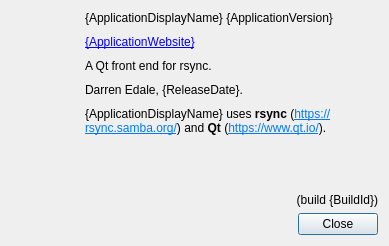
First picture: the form in ui/aboutdialogue.ui, repository darrenedale/Qync, before the edit.
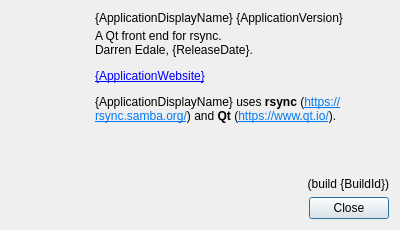
Second picture: the form after the edit.

```diff
--- a/ui/aboutdialogue.ui
+++ b/ui/aboutdialogue.ui
@@ -6,10 +6,16 @@
    <rect>
     <x>0</x>
     <y>0</y>
-    <width>389</width>
-    <height>246</height>
+    <width>400</width>
+    <height>230</height>
    </rect>
   </property>
+  <property name="minimumSize">
+   <size>
+    <width>400</width>
+    <height>0</height>
+   </size>
+  </property>
   <property name="windowTitle">
    <string>Dialog</string>
   </property>
@@ -17,7 +23,7 @@
    <item>
     <layout class="QHBoxLayout" name="horizontalLayout" stretch="0,1">
      <property name="spacing">
-      <number>10</number>
+      <number>20</number>
      </property>
      <item>
       <widget class="QLabel" name="logo">
@@ -39,7 +45,10 @@
       </widget>
      </item>
      <item>
-      <layout class="QVBoxLayout" name="verticalLayout">
+      <layout class="QVBoxLayout" name="aboutTextLayout">
+       <property name="spacing">
+        <number>4</number>
+       </property>
        <item>
         <widget class="QLabel" name="title">
          <property name="text">
@@ -47,44 +56,33 @@
          </property>
         </widget>
        </item>
-       <item>
-        <widget class="QLabel" name="website">
-         <property name="text">
-          <string>&lt;a href=&quot;{ApplicationWebsite}&quot;&gt;{ApplicationWebsite}&lt;/a&gt;</string>
-         </property>
-         <property name="alignment">
-          <set>Qt::AlignLeading|Qt::AlignLeft|Qt::AlignTop</set>
-         </property>
-         <property name="openExternalLinks">
-          <bool>true</bool>
-         </property>
-        </widget>
-       </item>
        <item>
         <widget class="QLabel" name="about">
-         <property name="text">
-          <string>&lt;html&gt;&lt;head/&gt;&lt;body&gt;&lt;p&gt;A Qt front end for rsync.&lt;/p&gt;&lt;/body&gt;&lt;/html&gt;</string>
+         <property name="sizePolicy">
+          <sizepolicy hsizetype="Preferred" vsizetype="Fixed">
+           <horstretch>0</horstretch>
+           <verstretch>0</verstretch>
+          </sizepolicy>
          </property>
-         <property name="wordWrap">
-          <bool>true</bool>
-         </property>
-        </widget>
-       </item>
-       <item>
-        <widget class="QLabel" name="author">
          <property name="text">
-          <string>Darren Edale, {ReleaseDate}.</string>
+          <string>&lt;html&gt;&lt;head/&gt;&lt;body&gt;
+
+&lt;p&gt;
+A Qt front end for rsync.
+&lt;br /&gt;
+Darren Edale, {ReleaseDate}.
+&lt;/p&gt;
+
+&lt;p&gt;
+&lt;a href=&quot;{ApplicationWebsite}&quot;&gt;{ApplicationWebsite}&lt;/a&gt;
+&lt;/p&gt;
+
+&lt;p&gt;
+{ApplicationDisplayName} uses &lt;span style=&quot; font-weight:600;&quot;&gt;rsync&lt;/span&gt; (&lt;a href=&quot;https://rsync.samba.org/&quot;&gt;&lt;span style=&quot; text-decoration: underline; color:#007af4;&quot;&gt;https://rsync.samba.org/&lt;/span&gt;&lt;/a&gt;) and &lt;span style=&quot; font-weight:600;&quot;&gt;Qt&lt;/span&gt; (&lt;a href=&quot;https://www.qt.io/&quot;&gt;&lt;span style=&quot; text-decoration: underline; color:#007af4;&quot;&gt;https://www.qt.io/&lt;/span&gt;&lt;/a&gt;).
+&lt;/p&gt;
+
+&lt;/body&gt;&lt;/html&gt;</string>
          </property>
-        </widget>
-       </item>
-       <item>
-        <widget class="QLabel" name="dependencies">
-         <property name="text">
-          <string>&lt;html&gt;&lt;head/&gt;&lt;body&gt;&lt;p&gt;{ApplicationDisplayName} uses &lt;span style=&quot; font-weight:600;&quot;&gt;rsync&lt;/span&gt; (&lt;a href=&quot;https://rsync.samba.org/&quot;&gt;&lt;span style=&quot; text-decoration: underline; color:#007af4;&quot;&gt;https://rsync.samba.org/&lt;/span&gt;&lt;/a&gt;) and &lt;span style=&quot; font-weight:600;&quot;&gt;Qt&lt;/span&gt; (&lt;a href=&quot;https://www.qt.io/&quot;&gt;&lt;span style=&quot; text-decoration: underline; color:#007af4;&quot;&gt;https://www.qt.io/&lt;/span&gt;&lt;/a&gt;).&lt;/p&gt;&lt;/body&gt;&lt;/html&gt;</string>
-         </property>
-         <property name="alignment">
-          <set>Qt::AlignLeading|Qt::AlignLeft|Qt::AlignTop</set>
-         </property>
          <property name="wordWrap">
           <bool>true</bool>
          </property>
```
Left out of the diff: 7 changed lines with no effect on the pictures.
